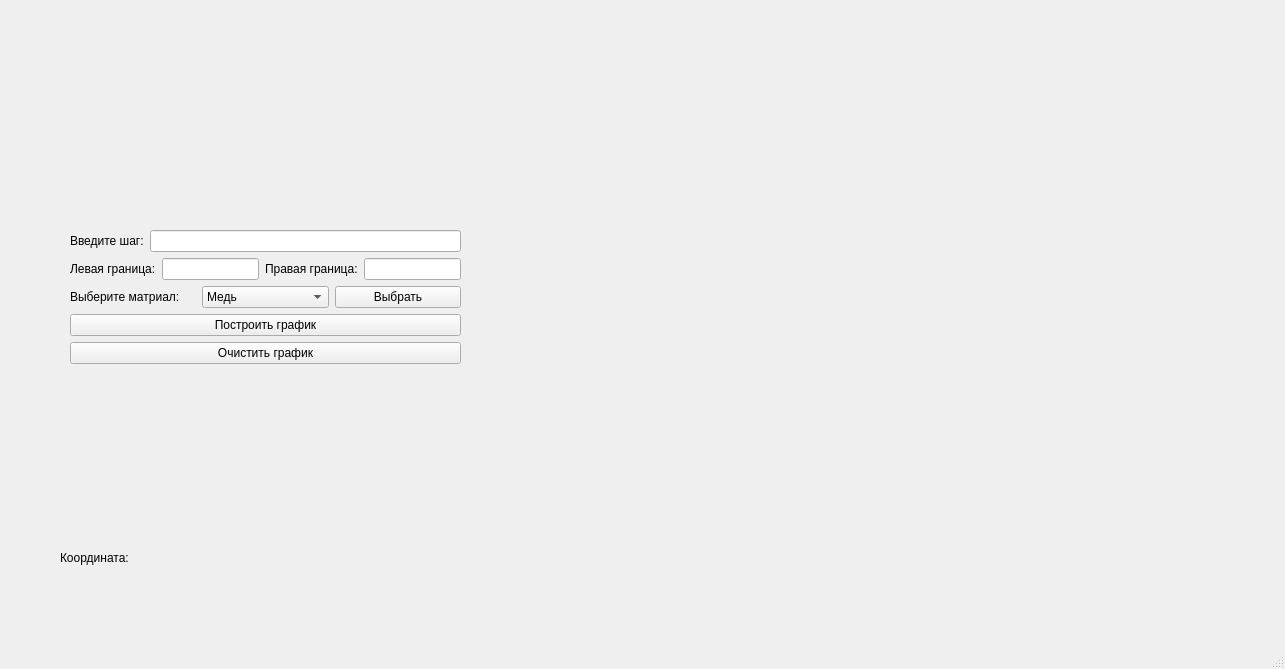
Athhh/Diplom, file mainwindow.ui: the form before one commit.
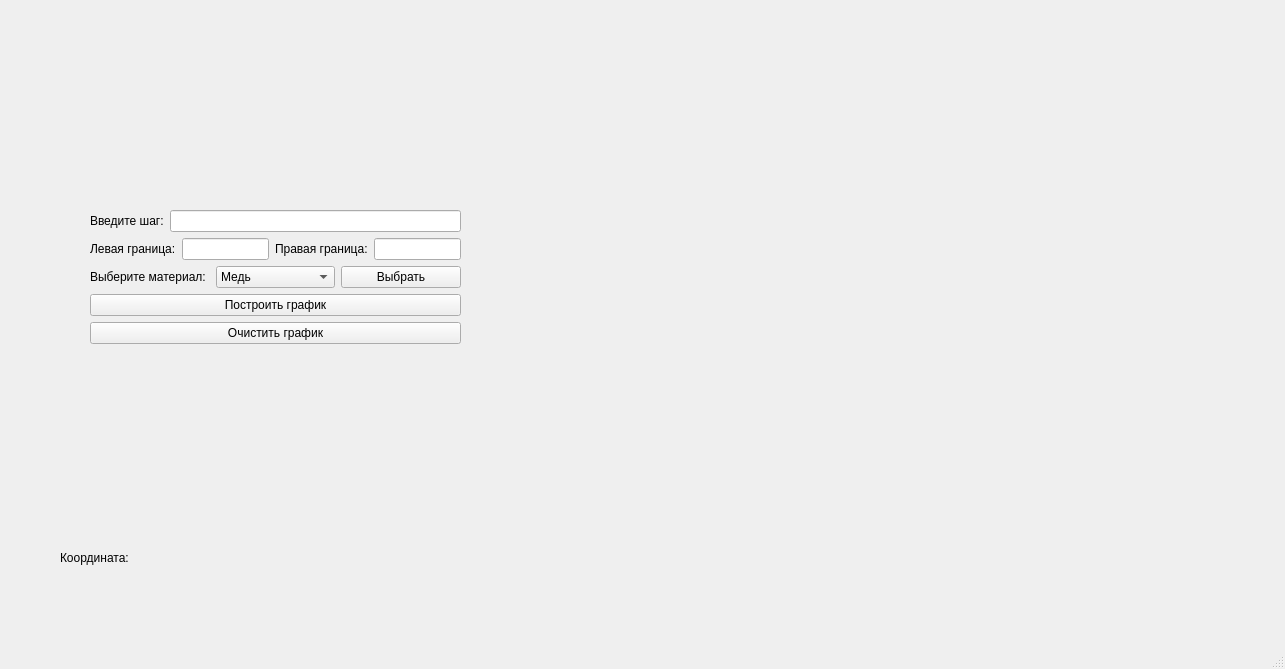
The form after the commit. Custom widgets are drawn as their Qt base class.

Commit message: Рабочее

```diff
--- a/mainwindow.ui
+++ b/mainwindow.ui
@@ -27,10 +27,10 @@
    <widget class="QWidget" name="layoutWidget">
     <property name="geometry">
      <rect>
-      <x>70</x>
-      <y>230</y>
-      <width>391</width>
-      <height>201</height>
+      <x>90</x>
+      <y>210</y>
+      <width>371</width>
+      <height>211</height>
      </rect>
     </property>
     <layout class="QFormLayout" name="formLayout">
@@ -73,7 +73,7 @@
        <item>
         <widget class="QLabel" name="label_4">
          <property name="text">
-          <string>Выберите матриал:</string>
+          <string>Выберите материал:</string>
          </property>
         </widget>
        </item>
```
The commit also changes 2 other files.
